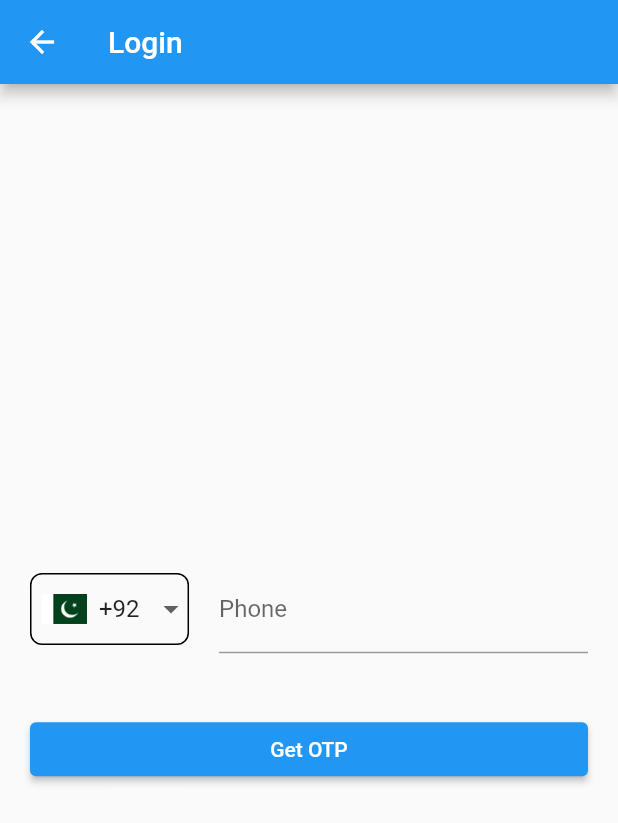
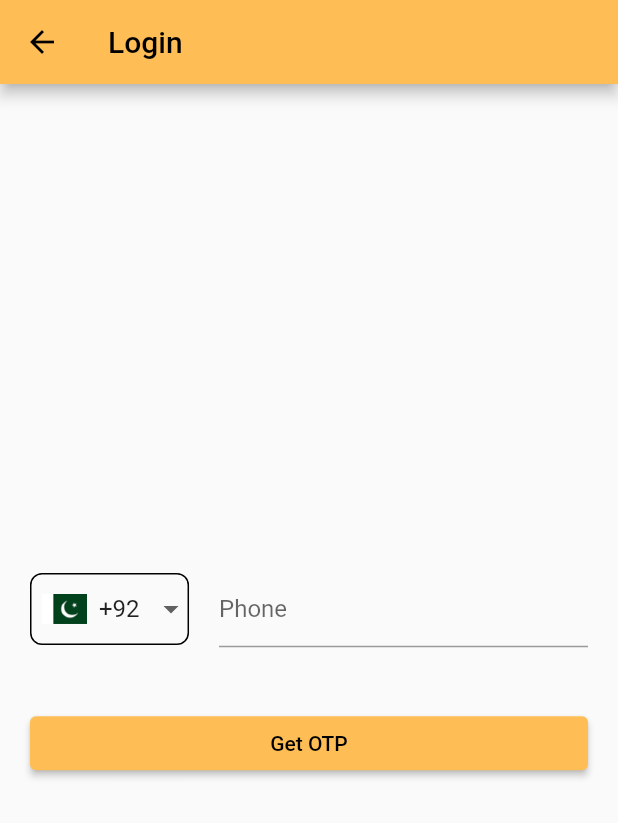
Before and after one commit to Ahmedniz/doctor_appointments_app, a Flutter app: the screen it shows after launch, scrolled down 576 dp, after a tap on "Sign up", on a phone screen of 412 x 824 dp. Shown: the top 823 px of the screen. Run offline on Flutter 3.47's test engine with Material 2 defaults, Android fonts, the phone set to English and light mode, and no system bars; our stand-ins replace firebase_auth, firebase_core, font_awesome_flutter, google_fonts, pinput; accounts and stored records are empty; generated files the repository leaves out were written again.

Commit message:
some updates

```diff
--- a/lib/main.dart
+++ b/lib/main.dart
@@ -20,11 +20,35 @@ class MyApp extends StatelessWidget {
 
   @override
   Widget build(BuildContext context) {
+    const myColor = Color.fromARGB(255, 255, 190, 85);
+    final myMaterialColor = MaterialColor(myColor.value, {
+      50: myColor.withOpacity(0.1),
+      100: myColor.withOpacity(0.2),
+      200: myColor.withOpacity(0.3),
+      300: myColor.withOpacity(0.4),
+      400: myColor.withOpacity(0.5),
+      500: myColor.withOpacity(0.6),
+      600: myColor.withOpacity(0.7),
+      700: myColor.withOpacity(0.8),
+      800: myColor.withOpacity(0.9),
+      900: myColor.withOpacity(1.0),
+    });
+
     return MaterialApp(
       title: 'Flutter Demo',
       onGenerateRoute: RouteGenerator.generateRoute,
       theme: ThemeData(
-        primarySwatch: Colors.blue,
+        primarySwatch: myMaterialColor,
+        appBarTheme: const AppBarTheme(toolbarTextStyle: TextStyle(color: Colors.black)),
+        inputDecorationTheme: const InputDecorationTheme(
+          isDense: true,
+          floatingLabelStyle: TextStyle(color: myColor),
+          focusedBorder: OutlineInputBorder(
+            borderSide: BorderSide(
+              color: myColor,
+            ),
+          ),
+        ),
         cardTheme: CardTheme(
           shape: RoundedRectangleBorder(
             borderRadius: BorderRadius.circular(13.0),
--- a/lib/routes/routes.dart
+++ b/lib/routes/routes.dart
@@ -1,4 +1,7 @@
 import 'package:doctor_app/auth/phone.dart';
+import 'package:doctor_app/screens/find_doctor.dart';
+import 'package:doctor_app/screens/records/records.dart';
+import 'package:doctor_app/screens/search_location.dart';
 import 'package:flutter/material.dart';
 
 import '../screens/navigation.dart';
@@ -10,6 +13,12 @@ class RouteGenerator {
         return MaterialPageRoute(builder: (_) => const BottomNavigator());
       case '/phoneAuthPage':
         return MaterialPageRoute(builder: (_) => const PhoneAuthPage());
+      case '/findDoctor':
+        return MaterialPageRoute(builder: (_) => const FindDoctor());
+      case '/location':
+        return MaterialPageRoute(builder: (_) => const LocationPage());
+      case '/records':
+        return MaterialPageRoute(builder: (_) => const Records());
 
       default:
         return _errorRoute();
--- a/lib/screens/appointments/appointments.dart
+++ b/lib/screens/appointments/appointments.dart
@@ -12,6 +12,7 @@ class _AppointmentsState extends State<Appointments> {
   Widget build(BuildContext context) {
     return Scaffold(
       appBar: AppBar(
+        automaticallyImplyLeading: false,
         title: const Text('Appointments'),
       ),
     );
--- a/lib/screens/home.dart
+++ b/lib/screens/home.dart
@@ -1,4 +1,6 @@
 import 'package:doctor_app/model/video.dart';
+import 'package:doctor_app/screens/find_doctor.dart';
+import 'package:doctor_app/screens/search_location.dart';
 import 'package:firebase_auth/firebase_auth.dart';
 import 'package:flutter/material.dart';
 
@@ -47,6 +49,25 @@ class _HomeState extends State<Home> with AutomaticKeepAliveClientMixin {
     CategoryListItems(categoryName: 'Lahore University of Management Sciences', imageUrl: 'assets/images/hospitals/lums.jpg', id: '8'),
   ];
 
+  Route _createRoute(Widget page) {
+    return PageRouteBuilder(
+      pageBuilder: (context, animation, secondaryAnimation) {
+        return page;
+      },
+      transitionsBuilder: (context, animation, secondaryAnimation, child) {
+        const begin = Offset(0.0, 1.0);
+        const end = Offset.zero;
+        final tween = Tween(begin: begin, end: end);
+        final offsetAnimation = animation.drive(tween);
+
+        return SlideTransition(
+          position: offsetAnimation,
+          child: child,
+        );
+      },
+    );
+  }
+
   @override
   Widget build(BuildContext context) {
     super.build(context);
@@ -80,16 +101,15 @@ class _HomeState extends State<Home> with AutomaticKeepAliveClientMixin {
                       Icons.menu,
                       color: Colors.white,
                     )
-                  : const Text(
+                  : Text(
                       'Sign up',
-                      style: TextStyle(color: Colors.white),
+                      style: Theme.of(context).textTheme.bodyLarge!.copyWith(fontWeight: FontWeight.bold),
                     ),
             );
           }),
         ),
         title: const Text(
           'Welcome',
-          style: TextStyle(color: Colors.white),
         ),
         actions: [
           Row(
@@ -97,7 +117,7 @@ class _HomeState extends State<Home> with AutomaticKeepAliveClientMixin {
               const Text('Location'),
               IconButton(
                 icon: const Icon(Icons.arrow_drop_down),
-                onPressed: () {},
+                onPressed: () => Navigator.of(context).push(_createRoute(const LocationPage())),
               )
             ],
           )
@@ -136,6 +156,11 @@ class _HomeState extends State<Home> with AutomaticKeepAliveClientMixin {
                           Row(
                             children: [
                               Expanded(
+                                child: GestureDetector(
+                                  onTap: () {
+                                    // Navigator.of(context).pushNamed('/findDoctor');
+                                    Navigator.of(context).push(_createRoute(const FindDoctor()));
+                                  },
                                   child: Card(
                                     color: const Color.fromARGB(255, 255, 174, 98),
                                     elevation: 0,
@@ -155,8 +180,11 @@ class _HomeState extends State<Home> with AutomaticKeepAliveClientMixin {
                                       ],
                                     ),
                                   ),
+                                ),
                               ), // appiont
-                              Card(
+                              GestureDetector(
+                                onTap: () => Navigator.of(context).push(_createRoute(const FindDoctor())),
+                                child: Card(
                                   color: const Color.fromARGB(255, 144, 160, 255),
                                   elevation: 0,
                                   child: Column(
@@ -190,6 +218,7 @@ class _HomeState extends State<Home> with AutomaticKeepAliveClientMixin {
                                         child: Image.asset('assets/images/doctorm.png'),
                                       )
                                     ],
+                                  ),
                                 ),
                               ), // video
                             ],
@@ -264,6 +293,8 @@ class _HomeState extends State<Home> with AutomaticKeepAliveClientMixin {
                           Padding(
                             padding: const EdgeInsets.all(8.0),
                             child: TextField(
+                              onTap: () => Navigator.of(context).push(_createRoute(const FindDoctor())),
+                              readOnly: true,
                               decoration: InputDecoration(
                                 hintText: 'Search...',
                                 prefixIcon: const Icon(Icons.search),
@@ -524,6 +555,8 @@ class _HomeState extends State<Home> with AutomaticKeepAliveClientMixin {
                     ),
                   ),
                   Card(
+                    child: Padding(
+                      padding: const EdgeInsets.only(top: 10),
                       child: SizedBox(
                         height: 120,
                         child: ListView.builder(
@@ -578,6 +611,14 @@ class _HomeState extends State<Home> with AutomaticKeepAliveClientMixin {
                         ),
                       ),
                     ),
+                  ),
+                  Padding(
+                    padding: const EdgeInsets.only(top: 12),
+                    child: Text(
+                      'v.0.0.1',
+                      style: Theme.of(context).textTheme.displaySmall!.copyWith(fontSize: 15, fontWeight: FontWeight.bold),
+                    ),
+                  )
                 ],
               ),
             ),
--- a/lib/screens/navigation.dart
+++ b/lib/screens/navigation.dart
@@ -22,14 +22,18 @@ class _HomeState extends State<BottomNavigator> {
   @override
   Widget build(BuildContext context) {
     return Scaffold(
-      bottomNavigationBar: BottomNavigationBar(
-        showUnselectedLabels: true,
-        selectedItemColor: Colors.black,
-        unselectedItemColor: const Color.fromARGB(255, 39, 39, 39),
-        currentIndex: _currentPageIndex,
-        onTap: (int index) {
+      bottomNavigationBar: NavigationBar(
+        elevation: 10,
+        backgroundColor: const Color.fromARGB(255, 240, 240, 240),
+        height: 60,
+        selectedIndex: _currentPageIndex,
+        onDestinationSelected: (int index) {
           setState(() {
-            _currentPageIndex = index;
+            if (FirebaseAuth.instance.currentUser == null && index == 1 || index == 2) {
+              _currentPageIndex = 0; // Set to Home if user is not authenticated and index is Appointments
+            } else {
+              _currentPageIndex = index;
+            }
           });
           if (index == 1) {
             FirebaseAuth.instance.authStateChanges().listen((User? user) {
@@ -39,34 +43,49 @@ class _HomeState extends State<BottomNavigator> {
                 _pageController.jumpToPage(index);
               }
             });
+          } else if (index == 2) {
+            FirebaseAuth.instance.authStateChanges().listen((User? user) {
+              if (user == null) {
+                Navigator.of(context).pushNamed('/records');
+              } else {
+                _pageController.jumpToPage(index);
+              }
+            });
           } else {
             _pageController.jumpToPage(index);
           }
         },
-        items: const [
-          BottomNavigationBarItem(
+        destinations: const [
+          NavigationDestination(
+            selectedIcon: Icon(Icons.home_filled),
             icon: Icon(Icons.home),
             label: 'Home',
           ),
-          BottomNavigationBarItem(
-            icon: Icon(Icons.date_range),
+          NavigationDestination(
+            selectedIcon: Icon(Icons.date_range),
+            icon: Icon(Icons.date_range_outlined),
             label: 'Appointments',
           ),
-          BottomNavigationBarItem(
+          NavigationDestination(
             icon: Icon(Icons.drive_folder_upload),
             label: 'Records',
           ),
-          BottomNavigationBarItem(
+          NavigationDestination(
             icon: Icon(Icons.health_and_safety),
             label: 'Healthzone',
           ),
         ],
       ),
       body: PageView(
+        physics: const NeverScrollableScrollPhysics(),
         controller: _pageController,
         onPageChanged: (int index) {
           setState(() {
-            _currentPageIndex = index;
+            if (FirebaseAuth.instance.currentUser == null && index == 1) {
+              _currentPageIndex = 0; // Set to Home if user is not authenticated and index is Appointments
+            } else {
+              _currentPageIndex = index;
+            }
           });
         },
         children: [
@@ -77,11 +96,22 @@ class _HomeState extends State<BottomNavigator> {
               if (snapshot.hasData) {
                 return const Appointments();
               } else {
+                _currentPageIndex = 0;
                 return const PhoneAuthPage();
               }
             },
           ),
-          const Records(),
+          StreamBuilder(
+            stream: FirebaseAuth.instance.authStateChanges(),
+            builder: (_, AsyncSnapshot snapshot) {
+              if (snapshot.hasData) {
+                return const Records();
+              } else {
+                _currentPageIndex = 0;
+                return const PhoneAuthPage();
+              }
+            },
+          ),
           const HealthZone(),
         ],
       ),
--- a/lib/widgets/drawer.dart
+++ b/lib/widgets/drawer.dart
@@ -95,7 +95,7 @@ class MyDrawer extends StatelessWidget {
           ListTile(
             onTap: () {
               FirebaseAuth.instance.signOut();
-              Navigator.of(context).pushNamed('/');
+              Navigator.of(context).pop();
             },
             leading: Icon(
               Icons.logout,
```
Also changed, not shown: lib/auth/otp.dart (+4 -4 lines), lib/screens/find_doctor.dart (added, +20 -0 lines), lib/screens/search_location.dart (added, +20 -0 lines), 1 other file. Lines whose indentation alone changed are shown as unchanged.
